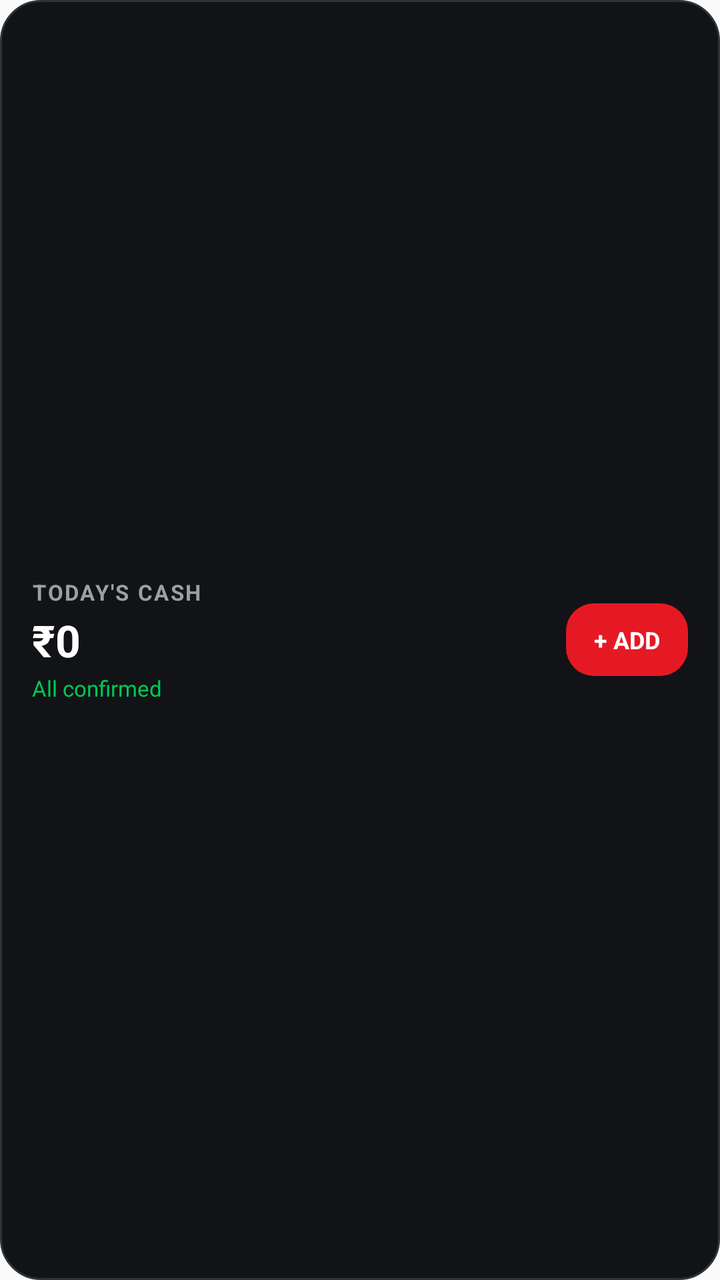
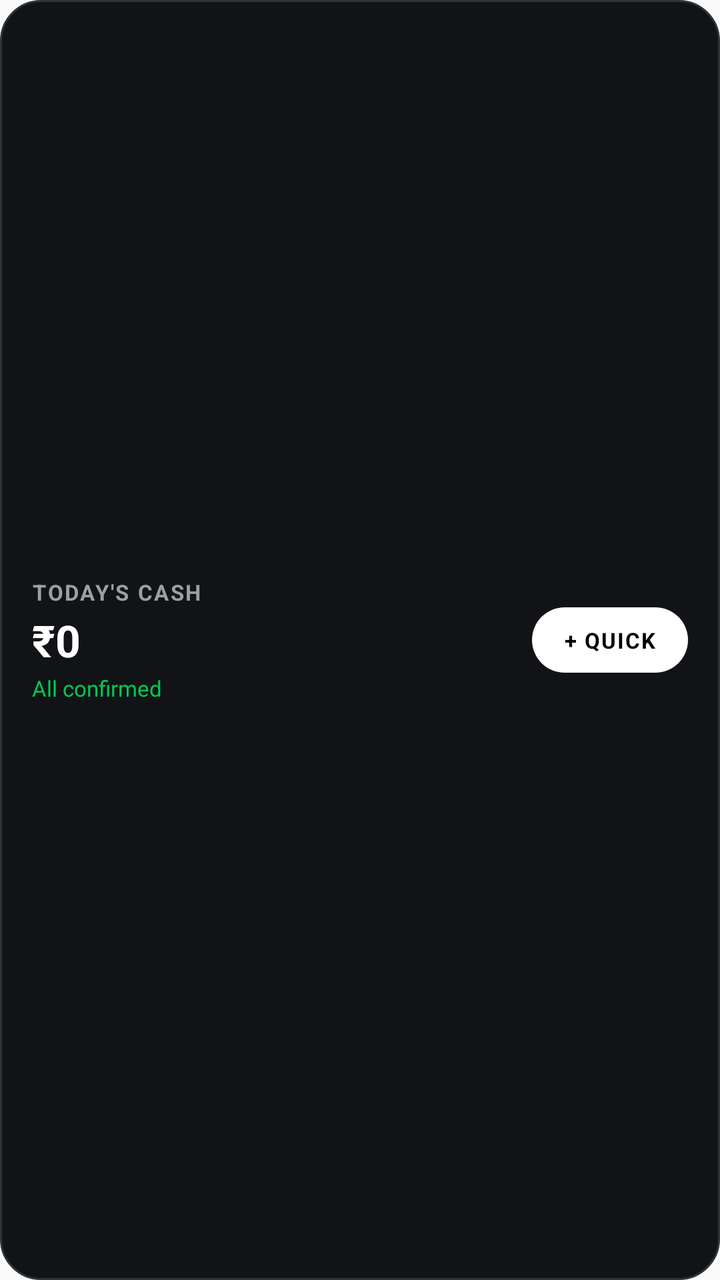

Two renders of the same Android screen: before a commit and after it. Below are the layout's source before the change and the commit's diff.
<!-- AndroidManifest.xml: application theme Theme.CashCollect -->
<!-- res/layout/widget_cash_collect.xml -->
<?xml version="1.0" encoding="utf-8"?>
<LinearLayout xmlns:android="http://schemas.android.com/apk/res/android"
    android:id="@+id/widget_container"
    android:layout_width="match_parent"
    android:layout_height="match_parent"
    android:background="@drawable/bg_nothing_widget"
    android:orientation="horizontal"
    android:padding="16dp"
    android:gravity="center_vertical">

    <LinearLayout
        android:layout_width="0dp"
        android:layout_height="wrap_content"
        android:layout_weight="1"
        android:orientation="vertical">

        <TextView
            android:id="@+id/widget_label"
            android:layout_width="wrap_content"
            android:layout_height="wrap_content"
            android:text="TODAY'S CASH"
            android:textColor="#9E9EA7"
            android:textSize="11sp"
            android:textStyle="bold"
            android:letterSpacing="0.08" />

        <TextView
            android:id="@+id/widget_today_amount"
            android:layout_width="wrap_content"
            android:layout_height="wrap_content"
            android:layout_marginTop="2dp"
            android:text="₹0"
            android:textColor="#FFFFFF"
            android:textSize="22sp"
            android:textStyle="bold" />

        <TextView
            android:id="@+id/widget_unconfirmed_status"
            android:layout_width="wrap_content"
            android:layout_height="wrap_content"
            android:layout_marginTop="2dp"
            android:text="All confirmed"
            android:textColor="#00C853"
            android:textSize="11sp" />
    </LinearLayout>

    <LinearLayout
        android:id="@+id/widget_btn_add"
        android:layout_width="wrap_content"
        android:layout_height="wrap_content"
        android:background="@drawable/bg_nothing_btn"
        android:paddingHorizontal="14dp"
        android:paddingVertical="10dp"
        android:gravity="center">

        <TextView
            android:layout_width="wrap_content"
            android:layout_height="wrap_content"
            android:text="+ ADD"
            android:textColor="#FFFFFF"
            android:textSize="12sp"
            android:textStyle="bold" />
    </LinearLayout>

</LinearLayout>
<!-- resources referenced by this layout -->
<resources>
  <!-- drawable bg_nothing_btn (drawable) -->
  <?xml version="1.0" encoding="utf-8"?>
  <shape xmlns:android="http://schemas.android.com/apk/res/android"
      android:shape="rectangle">
      <solid android:color="#E51924" />
      <corners android:radius="14dp" />
  </shape>
  <!-- drawable bg_nothing_widget (drawable) -->
  <?xml version="1.0" encoding="utf-8"?>
  <shape xmlns:android="http://schemas.android.com/apk/res/android"
      android:shape="rectangle">
      <solid android:color="#121316" />
      <stroke
          android:width="1dp"
          android:color="#2D313A" />
      <corners android:radius="20dp" />
  </shape>
  <style name="Theme.CashCollect" parent="android:Theme.Material.Light.NoActionBar">
          <item name="android:statusBarColor">@android:color/transparent</item>
          <item name="android:navigationBarColor">@android:color/transparent</item>
      </style>
</resources>

<!-- the commit's change to res/layout/widget_cash_collect.xml (unified diff, before → after) -->
@@ -48,18 +48,19 @@
         android:id="@+id/widget_btn_add"
         android:layout_width="wrap_content"
         android:layout_height="wrap_content"
-        android:background="@drawable/bg_nothing_btn"
-        android:paddingHorizontal="14dp"
-        android:paddingVertical="10dp"
+        android:background="@drawable/bg_nothing_btn_pill_white"
+        android:paddingHorizontal="16dp"
+        android:paddingVertical="9dp"
         android:gravity="center">
 
         <TextView
             android:layout_width="wrap_content"
             android:layout_height="wrap_content"
-            android:text="+ ADD"
-            android:textColor="#FFFFFF"
-            android:textSize="12sp"
-            android:textStyle="bold" />
+            android:text="+ QUICK"
+            android:textColor="#000000"
+            android:textSize="11sp"
+            android:textStyle="bold"
+            android:letterSpacing="0.06" />
     </LinearLayout>
 
 </LinearLayout>
<!-- resource entries referenced after the edit -->
@@ -1,11 +1,11 @@
 <!-- resources referenced by this layout -->
 <resources>
-  <!-- drawable bg_nothing_btn (drawable) -->
+  <!-- drawable bg_nothing_btn_pill_white (drawable) -->
   <?xml version="1.0" encoding="utf-8"?>
   <shape xmlns:android="http://schemas.android.com/apk/res/android"
       android:shape="rectangle">
-      <solid android:color="#E51924" />
-      <corners android:radius="14dp" />
+      <solid android:color="#FFFFFF" />
+      <corners android:radius="999dp" />
   </shape>
   <!-- drawable bg_nothing_widget (drawable) -->
   <?xml version="1.0" encoding="utf-8"?>
